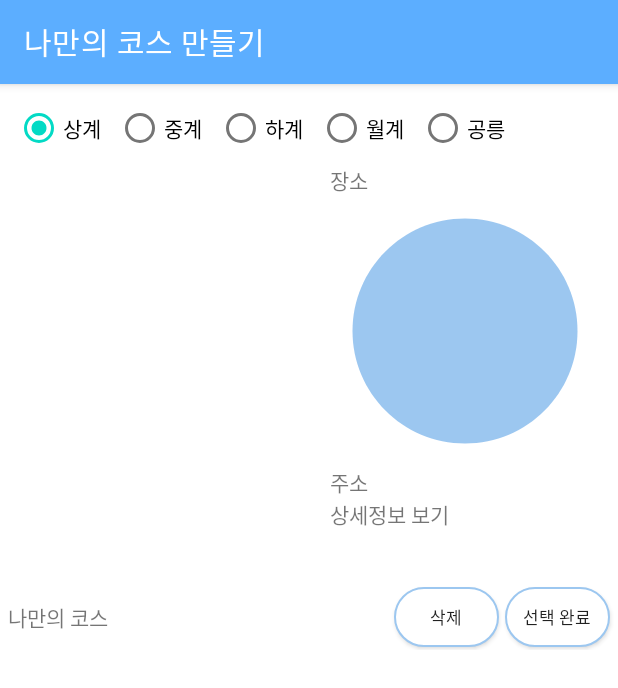
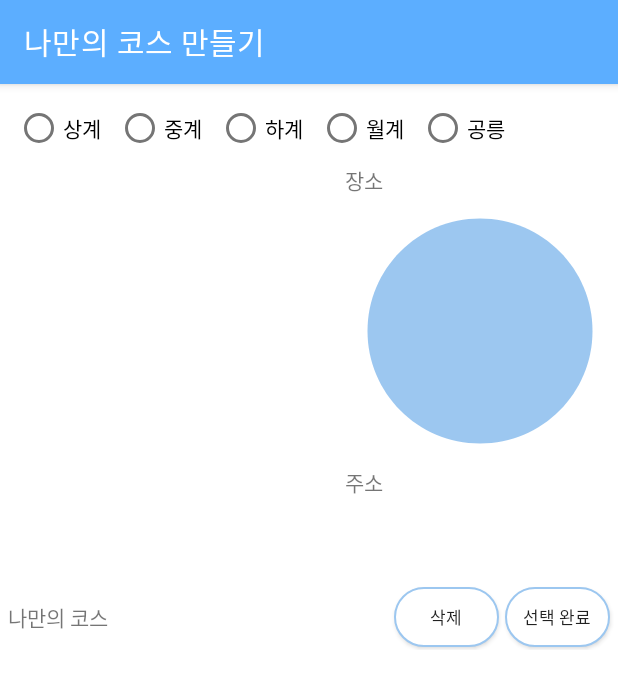
Before and after one commit to Hyobeen-Park/guru2_team21, an Android app: the MyrouteActivity screen opened directly, with no data from a screen before it, on a phone screen of 412 x 824 dp. Shown: the top 688 px of the screen. Run offline under Robolectric (Android 15) with nearby library versions, the phone set to English and light mode, and no system bars.

Commit message:
리사이클러뷰 오류 해결 및 클릭시 상세정보 확인기능 추가

```diff
--- a/app/src/main/java/com/example/guru2_team21/routesData.kt
+++ b/app/src/main/java/com/example/guru2_team21/routesData.kt
@@ -2,4 +2,6 @@ package com.example.guru2_team21
 
 data class routesData (
         val name : String,
+        val address : String,
+        //val img : Int,
         )
--- a/app/src/main/res/layout/activity_myroute.xml
+++ b/app/src/main/res/layout/activity_myroute.xml
@@ -19,7 +19,6 @@
             android:layout_width="wrap_content"
             android:layout_height="wrap_content"
             android:layout_marginStart="10dp"
-            android:checked="true"
             android:text="상계"/>
 
         <RadioButton
@@ -59,13 +58,14 @@
 
         <LinearLayout
             android:id="@+id/route_layout"
+            android:layout_margin="10dp"
             android:layout_width="wrap_content"
             android:layout_height="wrap_content">
 
             <androidx.recyclerview.widget.RecyclerView
                 android:id="@+id/route_recyclerview"
                 android:layout_marginTop="5dp"
-                android:layout_width="210dp"
+                android:layout_width="200dp"
                 android:layout_height="match_parent"
                 android:layout_weight="1"
                 android:layout_gravity="left"
@@ -106,12 +106,7 @@
                 android:layout_height="wrap_content"
                 android:text="주소"/>
 
-            <TextView
-                android:id="@+id/route_info"
-                android:layout_marginStart="10dp"
-                android:layout_width="wrap_content"
-                android:layout_height="wrap_content"
-                android:text="상세정보 보기"/>
+
 
         </LinearLayout>
 
```
Also changed, not shown: app/src/main/java/com/example/guru2_team21/MyrouteActivity.kt (+49 -26 lines), app/src/main/java/com/example/guru2_team21/route_recyclerAdapter.kt (+10 -1 lines).
